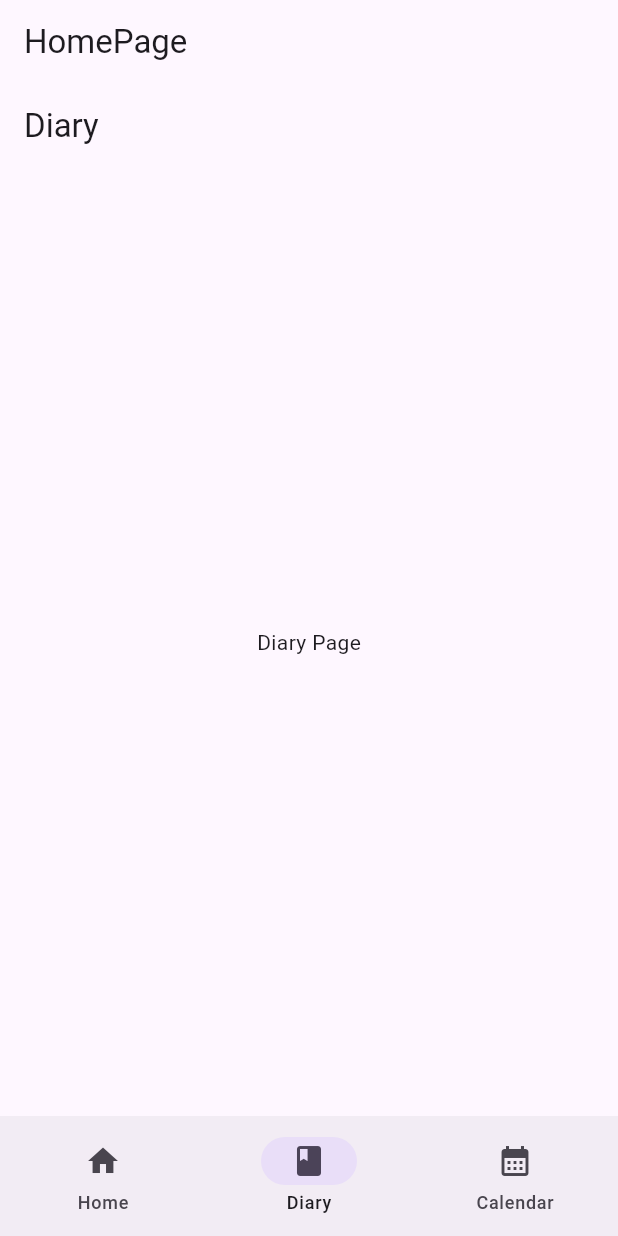
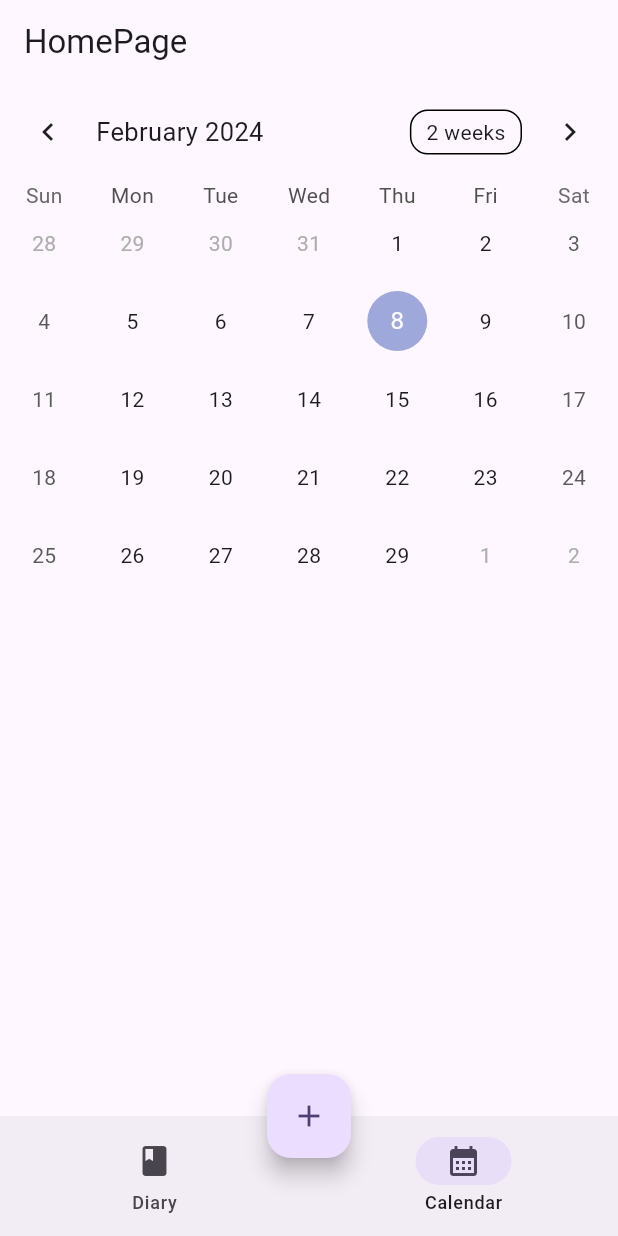
Before and after one commit to kihyun1998/daily_diary, a Flutter app: the screen it shows after launch, item 2 of the bottom bar chosen, on a phone screen of 412 x 824 dp. Run offline on Flutter 3.47's test engine with Material 3 defaults, Android fonts, the phone set to English and light mode, and no system bars; drawn by our look-alikes of table_calendar; our stand-ins replace flutter_riverpod, riverpod_annotation; generated files the repository leaves out were written again.

Commit message:
리팩토링 / calendar 추가

```diff
--- a/lib/main.dart
+++ b/lib/main.dart
@@ -1,4 +1,4 @@
-import 'package:daily_diary/pages/main/main_page.dart';
+import 'package:daily_diary/pages/home/home_page.dart';
 import 'package:flutter/material.dart';
 import 'package:flutter_riverpod/flutter_riverpod.dart';
 
@@ -18,7 +18,7 @@
         colorScheme: ColorScheme.fromSeed(seedColor: Colors.deepPurple),
         useMaterial3: true,
       ),
-      home: const MainPage(),
+      home: const HomePage(),
     );
   }
 }
--- a/lib/pages/home/home_page.dart
+++ b/lib/pages/home/home_page.dart
@@ -1,3 +1,6 @@
+import 'package:daily_diary/pages/home/provider/page_index_provider.dart';
+import 'package:daily_diary/screens/calendar/calendar_page.dart';
+import 'package:daily_diary/screens/diary/diary_page.dart';
 import 'package:flutter/material.dart';
 import 'package:flutter_riverpod/flutter_riverpod.dart';
 
@@ -6,12 +9,34 @@ class HomePage extends ConsumerWidget {
 
   @override
   Widget build(BuildContext context, WidgetRef ref) {
+    final List<Widget> pages = [
+      const DiaryScreen(),
+      const CalendarScreen(),
+    ];
+
+    final selectedIndex = ref.watch(pageIndexProvider);
     return Scaffold(
       appBar: AppBar(
-        title: const Text("Home"),
+        title: const Text(
+          "HomePage",
+        ),
       ),
-      body: const Center(
-        child: Text("Home Page"),
+      body: pages[selectedIndex],
+      floatingActionButton: FloatingActionButton(
+        onPressed: () {},
+        child: const Icon(Icons.add),
+      ),
+      floatingActionButtonLocation: FloatingActionButtonLocation.centerDocked,
+      bottomNavigationBar: NavigationBar(
+        onDestinationSelected: (newIndex) {
+          ref.read(pageIndexProvider.notifier).onDestinationSelected(newIndex);
+        },
+        selectedIndex: selectedIndex,
+        destinations: const [
+          NavigationDestination(icon: Icon(Icons.book), label: "Diary"),
+          NavigationDestination(
+              icon: Icon(Icons.calendar_month), label: "Calendar"),
+        ],
       ),
     );
   }
--- a/lib/pages/main/main_page.dart
+++ /dev/null
@@ -1,43 +0,0 @@
-import 'package:daily_diary/pages/calendar/calendar_page.dart';
-import 'package:daily_diary/pages/diary/diary_page.dart';
-import 'package:daily_diary/pages/home/home_page.dart';
-import 'package:daily_diary/pages/main/provider/page_index_provider.dart';
-import 'package:flutter/material.dart';
-import 'package:flutter_riverpod/flutter_riverpod.dart';
-
-class MainPage extends ConsumerWidget {
-  const MainPage({
-    super.key,
-  });
-
-  @override
-  Widget build(BuildContext context, WidgetRef ref) {
-    final List<Widget> pages = [
-      const HomePage(),
-      const DiaryPage(),
-      const CalendarPage(),
-    ];
-
-    final selectedIndex = ref.watch(pageIndexProvider);
-    return Scaffold(
-      appBar: AppBar(
-        title: const Text(
-          "HomePage",
-        ),
-      ),
-      body: pages[selectedIndex],
-      bottomNavigationBar: NavigationBar(
-        onDestinationSelected: (newIndex) {
-          ref.read(pageIndexProvider.notifier).onDestinationSelected(newIndex);
-        },
-        selectedIndex: selectedIndex,
-        destinations: const [
-          NavigationDestination(icon: Icon(Icons.home), label: "Home"),
-          NavigationDestination(icon: Icon(Icons.book), label: "Diary"),
-          NavigationDestination(
-              icon: Icon(Icons.calendar_month), label: "Calendar"),
-        ],
-      ),
-    );
-  }
-}
--- /dev/null
+++ b/lib/screens/calendar/calendar_page.dart
@@ -0,0 +1,37 @@
+import 'package:daily_diary/screens/calendar/provider/focusday_provider.dart';
+import 'package:daily_diary/screens/calendar/provider/format_provider.dart';
+import 'package:daily_diary/screens/calendar/provider/selectedday_provider.dart';
+import 'package:flutter/material.dart';
+import 'package:flutter_riverpod/flutter_riverpod.dart';
+import 'package:table_calendar/table_calendar.dart';
+
+class CalendarScreen extends ConsumerWidget {
+  const CalendarScreen({super.key});
+
+  @override
+  Widget build(BuildContext context, WidgetRef ref) {
+    final focusedDay = ref.watch(focusDayProvider);
+    final calendarFormat = ref.watch(calendarsFormatProvider);
+    final selectedDay = ref.watch(selectedDayProvider);
+    return Scaffold(
+        body: TableCalendar(
+      firstDay: DateTime.utc(2024, 1, 1),
+      lastDay: DateTime.utc(2025, 12, 31),
+      focusedDay: focusedDay,
+      calendarFormat: calendarFormat,
+      selectedDayPredicate: (day) {
+        return (isSameDay(selectedDay, day));
+      },
+      onFormatChanged: (format) {
+        ref
+            .read(calendarsFormatProvider.notifier)
+            .onFormatChanged(format: format);
+      },
+      onDaySelected: (selectedDay, _) {
+        ref
+            .read(selectedDayProvider.notifier)
+            .onDaySelected(selectedDay: selectedDay);
+      },
+    ));
+  }
+}
--- a/lib/pages/diary/diary_page.dart
+++ b/lib/screens/diary/diary_page.dart
@@ -1,8 +1,8 @@
 import 'package:flutter/material.dart';
 import 'package:flutter_riverpod/flutter_riverpod.dart';
 
-class DiaryPage extends ConsumerWidget {
-  const DiaryPage({super.key});
+class DiaryScreen extends ConsumerWidget {
+  const DiaryScreen({super.key});
 
   @override
   Widget build(BuildContext context, WidgetRef ref) {
--- a/pubspec.yaml
+++ b/pubspec.yaml
@@ -21,6 +21,7 @@ dependencies:
   json_annotation: ^4.8.1
   path_provider: ^2.1.1
   riverpod_annotation: ^2.3.3
+  table_calendar: ^3.0.9
 
 dev_dependencies:
   build_runner: ^2.4.7
```
Also changed, not shown: lib/pages/calendar/calendar_page.dart (deleted, +0 -16 lines), lib/screens/calendar/provider/focusday_provider.dart (added, +11 -0 lines), lib/screens/calendar/provider/format_provider.dart (added, +16 -0 lines), lib/screens/calendar/provider/selectedday_provider.dart (added, +15 -0 lines), lib/pages/home/provider/page_index_provider.dart (renamed from lib/pages/main/provider/page_index_provider.dart), lib/pages/home/provider/page_index_provider.g.dart (renamed from lib/pages/main/provider/page_index_provider.g.dart), lib/screens/calendar/provider/focusday_provider.g.dart (added), lib/screens/calendar/provider/format_provider.g.dart (added), lib/screens/calendar/provider/selectedday_provider.g.dart (added), pubspec.lock.
